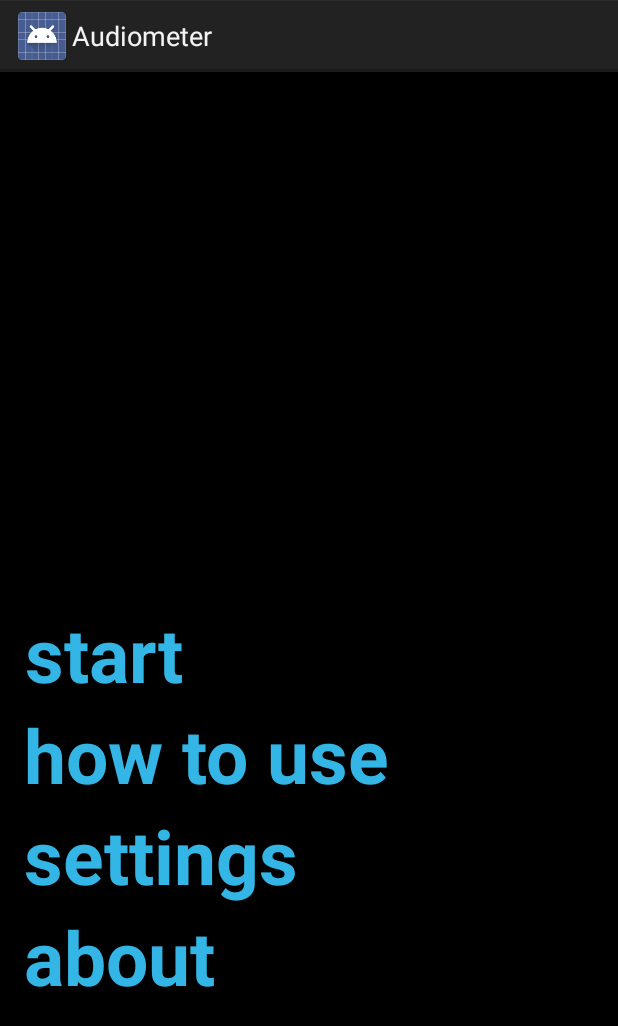
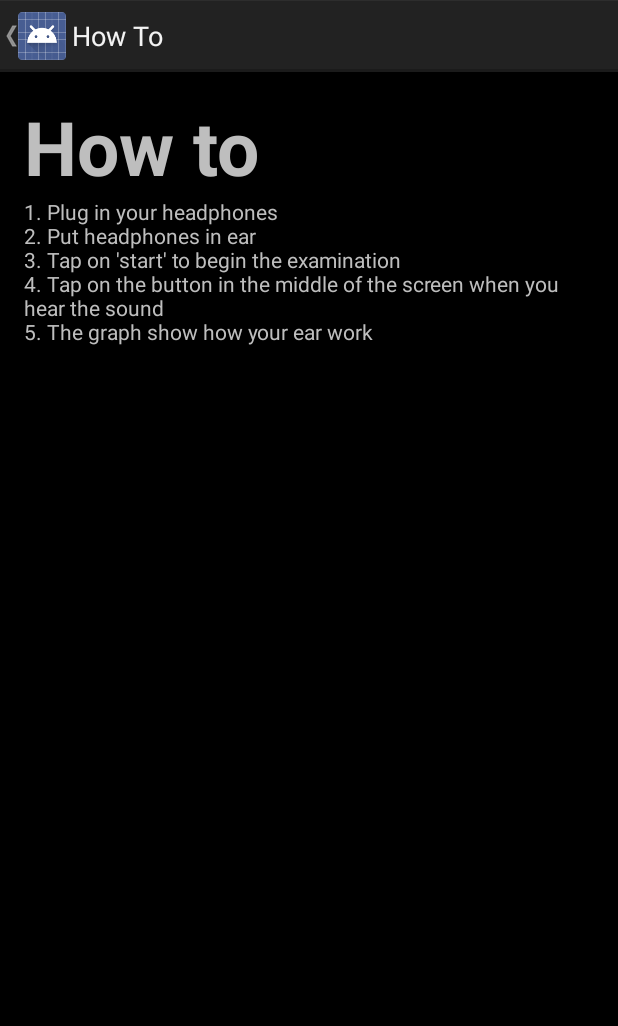
Before and after one commit to mkusm/audiometer, an Android app: the screen it shows after launch (MainActivity before the commit, HowToActivity after it), after a tap on "how to use", on a phone screen of 412 x 824 dp. Shown: the top 1026 px of the screen. Run offline under Robolectric (Android 15) with nearby library versions, the phone set to English and light mode, and no system bars.

Commit message:
Changes: -starts when start is clicked -audio goes up automatically every 4s in 11 modes -audio start from lowest, unhearable -goes through frequencies 250, 500, 1000, 2000, 4000, 8000 -allows to click when freq heard and posts result after all frequencies are done -only works with right ear at the moment -interface redone -examination has its own activity -buttons for settings, about and 'how to' wait to be implemented' -about and how to partly implemented

```diff
--- /dev/null
+++ b/app/src/main/java/com/skradacz/audiometer/HowToActivity.java
@@ -0,0 +1,15 @@
+package com.skradacz.audiometer;
+
+import android.app.Activity;
+import android.os.Bundle;
+
+
+public class HowToActivity extends Activity {
+
+    @Override
+    protected void onCreate(Bundle savedInstanceState) {
+        super.onCreate(savedInstanceState);
+        setContentView(R.layout.activity_how_to);
+    }
+
+}
--- a/app/src/main/java/com/skradacz/audiometer/MainActivity.java
+++ b/app/src/main/java/com/skradacz/audiometer/MainActivity.java
@@ -6,6 +6,7 @@ import android.content.Intent;
 import android.os.Bundle;
 import android.view.View;
 import android.widget.TextView;
+import android.widget.Toast;
 
 
 public class MainActivity extends Activity {
@@ -33,14 +34,15 @@ public class MainActivity extends Activity {
         textView2HowTo.setOnClickListener(new View.OnClickListener() {
             @Override
             public void onClick(View v) {
-
+                Intent intent = new Intent(MainActivity.this, HowToActivity.class);
+                MainActivity.this.startActivity(intent);
             }
         });
 
         textView3Settings.setOnClickListener(new View.OnClickListener() {
             @Override
             public void onClick(View v) {
-                //todo
+                Toast.makeText(getApplicationContext(), "TBA", Toast.LENGTH_SHORT).show();
             }
         });
 
@@ -49,8 +51,7 @@ public class MainActivity extends Activity {
             public void onClick(View v) {
                 AlertDialog.Builder builder = new AlertDialog.Builder(MainActivity.this);
                 builder.setTitle("About");
-                builder.setMessage(
-                        "Made by Michał Kuśmierczyk/n" +
+                builder.setMessage("Made by Michał Kuśmierczyk\n" +
                         "");
                 builder.setPositiveButton(android.R.string.ok, null);
                 AlertDialog dialog = builder.create();
--- /dev/null
+++ b/app/src/main/res/layout/activity_how_to.xml
@@ -0,0 +1,39 @@
+<RelativeLayout xmlns:android="http://schemas.android.com/apk/res/android"
+    xmlns:tools="http://schemas.android.com/tools"
+    android:layout_width="match_parent"
+    android:layout_height="match_parent"
+    android:paddingLeft="@dimen/activity_horizontal_margin"
+    android:paddingRight="@dimen/activity_horizontal_margin"
+    android:paddingTop="@dimen/activity_vertical_margin"
+    android:paddingBottom="@dimen/activity_vertical_margin"
+    tools:context="com.skradacz.audiometer.HowToActivity"
+    android:background="@android:color/background_dark">
+
+    <TextView android:id="@+id/title"
+        android:layout_width="wrap_content"
+        android:layout_height="wrap_content"
+        android:keepScreenOn="true"
+        android:textColor="@android:color/secondary_text_dark"
+        android:textStyle="bold"
+        android:textSize="50sp"
+        android:gravity="center"
+        android:text="How to"
+        android:clickable="true"
+        android:onClick=""
+        android:layout_alignParentTop="true"
+        android:layout_alignParentLeft="true"
+        android:layout_alignParentStart="true" />
+
+    <TextView
+        android:layout_width="wrap_content"
+        android:layout_height="wrap_content"
+        android:text="1. Plug in your headphones\n2. Put headphones in ear\n3. Tap on 'start' to begin the examination\n4. Tap on the button in the middle of the screen when you hear the sound\n5. The graph show how your ear work"
+        android:id="@+id/textView"
+        android:layout_below="@+id/title"
+        android:layout_alignParentLeft="true"
+        android:layout_alignParentStart="true"
+        android:layout_alignParentRight="true"
+        android:layout_alignParentEnd="true"
+        android:textColor="@android:color/secondary_text_dark" />
+
+</RelativeLayout>
--- /dev/null
+++ b/app/src/main/res/menu/menu_how_to.xml
@@ -0,0 +1,6 @@
+<menu xmlns:android="http://schemas.android.com/apk/res/android"
+    xmlns:tools="http://schemas.android.com/tools"
+    tools:context="com.skradacz.audiometer.HowToActivity">
+    <item android:id="@+id/action_settings" android:title="@string/action_settings"
+        android:orderInCategory="100" android:showAsAction="never" />
+</menu>
--- /dev/null
+++ b/app/src/main/res/menu/menu_settings.xml
@@ -0,0 +1,6 @@
+<menu xmlns:android="http://schemas.android.com/apk/res/android"
+    xmlns:tools="http://schemas.android.com/tools"
+    tools:context="com.skradacz.audiometer.SettingsActivity">
+    <item android:id="@+id/action_settings" android:title="@string/action_settings"
+        android:orderInCategory="100" android:showAsAction="never" />
+</menu>
--- a/app/src/main/res/values/strings.xml
+++ b/app/src/main/res/values/strings.xml
@@ -7,5 +7,7 @@
     <string name="sound_hear_text_view">Click here when you hear the sound</string>
     <string name="exit_button_label">Exit</string>
     <string name="title_activity_examination">Examination</string>
+    <string name="title_activity_settings">Settings</string>
+    <string name="title_activity_how_to">How To</string>
 
 </resources>
```
Also changed, not shown: app/src/main/AndroidManifest.xml (+22 -4 lines), app/src/main/java/com/skradacz/audiometer/SettingsActivity.java (added, +17 -0 lines), app/src/main/res/layout/activity_settings.xml (added, +29 -0 lines).
